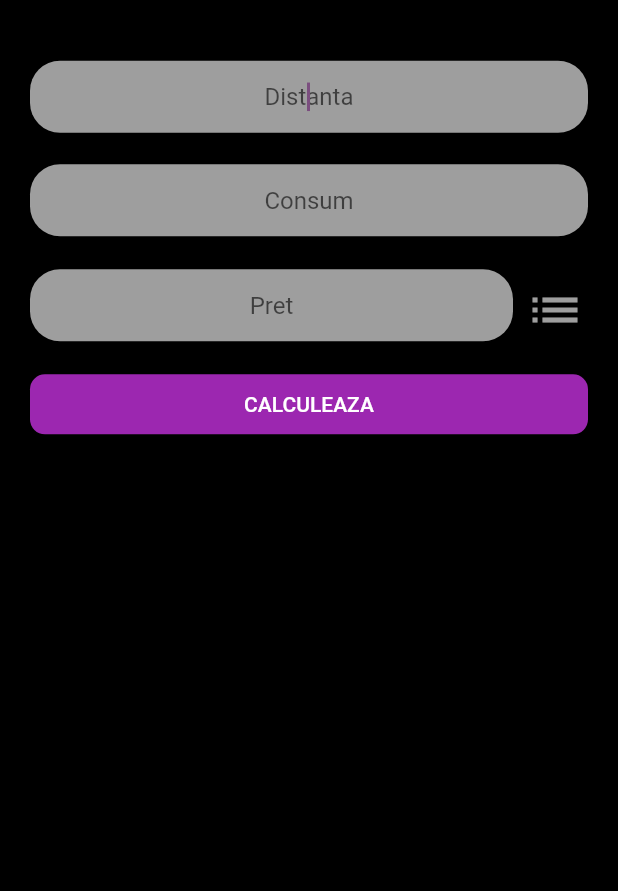
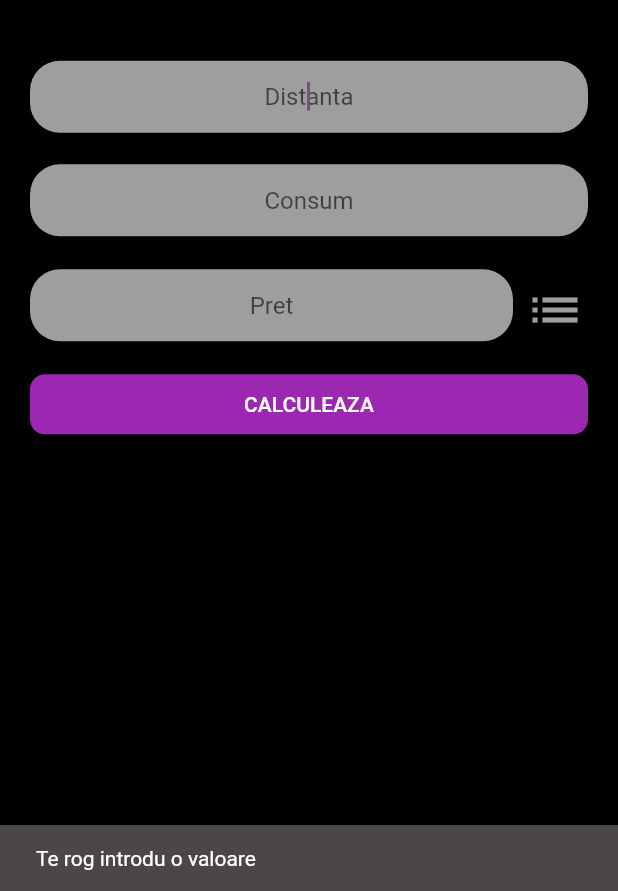
Before and after one commit to denosg/calculator_consum_flutter, a Flutter app: the screen it shows after launch, after a tap on "CALCULEAZA", on a phone screen of 412 x 824 dp, the part 345-1236 px from its top. Run offline on Flutter 3.47's test engine with Material 2 defaults, Android fonts, the phone set to English and light mode, and no system bars.

Commit message:
Error handling

```diff
--- a/lib/app_home.dart
+++ b/lib/app_home.dart
@@ -1,22 +1,8 @@
 import 'package:flutter/material.dart';
 
+import './widgets/data_form.dart';
+
 class AppHome extends StatelessWidget {
-  final _formKey = GlobalKey<FormState>();
-
-  var _values = <String, dynamic>{
-    'distanta': '',
-    'consum': '',
-    'pret': '',
-  };
-
-  void _saveForm() {
-    final isValid = _formKey.currentState?.validate();
-    if (isValid == false || isValid == null) {
-      return;
-    }
-    _formKey.currentState?.save();
-  }
-
   @override
   Widget build(BuildContext context) {
     return Scaffold(
@@ -44,134 +30,8 @@ class AppHome extends StatelessWidget {
             height: 310,
             // color: Colors.red,
             padding: const EdgeInsets.all(20),
-            child: Form(
-              key: _formKey,
-              child: Column(
-                mainAxisAlignment: MainAxisAlignment.spaceAround,
-                children: [
-                  Container(
-                    decoration: BoxDecoration(
-                        color: Colors.grey,
-                        borderRadius: BorderRadius.circular(20)),
-                    child: TextFormField(
-                      textAlign: TextAlign.center,
-                      keyboardType: TextInputType.number,
-                      autocorrect: false,
-                      textInputAction: TextInputAction.next,
-                      autofocus: true,
-                      decoration: const InputDecoration(
-                        hintText: 'Distanta',
-                        border: InputBorder.none,
-                      ),
-                      onSaved: (distanta) {
-                        if (distanta != null) {
-                          _values['distanta'] = distanta;
-                        }
-                      },
-                      validator: (value) {
-                        if (value == null) {
-                          return 'Te rog introdu o valoare';
-                        }
-                        return null;
-                      },
-                    ),
-                  ),
-                  Container(
-                    decoration: BoxDecoration(
-                        color: Colors.grey,
-                        borderRadius: BorderRadius.circular(20)),
-                    child: TextFormField(
-                      textAlign: TextAlign.center,
-                      keyboardType: TextInputType.number,
-                      autocorrect: false,
-                      textInputAction: TextInputAction.next,
-                      autofocus: true,
-                      decoration: const InputDecoration(
-                          hintText: 'Consum',
-                          border: InputBorder.none,
-                          hintStyle: TextStyle()),
-                      onSaved: (consum) {
-                        if (consum != null) {
-                          _values['consum'] = consum;
-                        }
-                      },
-                      validator: (value) {
-                        if (value == null) {
-                          return 'Te rog introdu o valoare';
-                        }
-                        return null;
-                      },
-                    ),
-                  ),
-                  Container(
-                    // color: Colors.amber,
-                    child: Row(
-                      children: [
-                        Expanded(
-                          child: Container(
-                            decoration: BoxDecoration(
-                                color: Colors.grey,
-                                borderRadius: BorderRadius.circular(20)),
-                            child: TextFormField(
-                              textAlign: TextAlign.center,
-                              keyboardType: TextInputType.number,
-                              autocorrect: false,
-                              textInputAction: TextInputAction.next,
-                              autofocus: true,
-                              decoration: const InputDecoration(
-                                  hintText: 'Pret',
-                                  border: InputBorder.none,
-                                  hintStyle: TextStyle()),
-                              onSaved: (pret) {
-                                if (pret != null) {
-                                  _values['pret'] = pret;
-                                }
-                              },
-                              validator: (value) {
-                                if (value == null) {
-                                  return 'Te rog introdu o valoare';
-                                }
-                                return null;
-                              },
-                            ),
-                          ),
-                        ),
-                        Container(
-                          height: 50,
-                          width: 50,
-                          // color: Colors.green,
-                          child: IconButton(
-                            onPressed: () {},
-                            icon: const Icon(
-                              Icons.list,
-                              color: Colors.grey,
-                              size: 40,
-                            ),
-                          ),
-                        )
-                      ],
-                    ),
-                  ),
-                  Container(
-                    height: 40,
-                    width: double.infinity,
-                    child: ElevatedButton(
-                      onPressed: () {},
-                      style: ElevatedButton.styleFrom(
-                        backgroundColor: Colors.purple,
-                        shape: RoundedRectangleBorder(
-                            borderRadius: BorderRadius.circular(10)),
-                      ),
-                      child: const Text(
-                        'CALCULEAZA',
-                        style: TextStyle(color: Colors.white),
-                      ),
-                    ),
-                  )
-                ],
-              ),
-            ),
-          )
+            child: DataForm(),
+          ),
         ]),
       ),
     );
--- a/lib/main.dart
+++ b/lib/main.dart
@@ -1,6 +1,8 @@
+import 'package:calculator_consum/providers/data_provider.dart';
 import 'package:flutter/material.dart';
 
 import './app_home.dart';
+import 'package:provider/provider.dart';
 
 void main() {
   runApp(const MainApp());
@@ -11,7 +13,9 @@ class MainApp extends StatelessWidget {
 
   @override
   Widget build(BuildContext context) {
-    return MaterialApp(
+    return ChangeNotifierProvider(
+      create: (context) => DataProvider(),
+      child: MaterialApp(
         theme: ThemeData(
             textTheme:
                 const TextTheme(bodyMedium: TextStyle(color: Colors.white)),
@@ -20,6 +24,7 @@ class MainApp extends StatelessWidget {
               secondary: Colors.white,
             )),
         home: AppHome(),
+      ),
     );
   }
 }
--- /dev/null
+++ b/lib/widgets/data_form.dart
@@ -0,0 +1,161 @@
+import 'package:calculator_consum/providers/data_provider.dart';
+import 'package:flutter/material.dart';
+import 'package:provider/provider.dart';
+
+class DataForm extends StatelessWidget {
+  final _formKey = GlobalKey<FormState>();
+
+  int? temp;
+
+  void _saveForm() {
+    final isValid = _formKey.currentState?.validate();
+    if (isValid == null || isValid == false) {
+      return;
+    }
+    _formKey.currentState!.save();
+    print(temp);
+  }
+
+  void _showSnackbar(BuildContext context) {
+    ScaffoldMessenger.of(context).hideCurrentSnackBar();
+    ScaffoldMessenger.of(context).showSnackBar(const SnackBar(
+      content: Text('Te rog introdu o valoare'),
+      duration: Duration(seconds: 2),
+    ));
+  }
+
+  @override
+  Widget build(BuildContext context) {
+    return Consumer<DataProvider>(
+      builder: (context, dataValues, _) => Form(
+        key: _formKey,
+        child: Column(
+          mainAxisAlignment: MainAxisAlignment.spaceAround,
+          children: [
+            Container(
+              decoration: BoxDecoration(
+                  color: Colors.grey, borderRadius: BorderRadius.circular(20)),
+              child: TextFormField(
+                textAlign: TextAlign.center,
+                keyboardType: TextInputType.number,
+                autocorrect: false,
+                textInputAction: TextInputAction.next,
+                autofocus: true,
+                decoration: const InputDecoration(
+                  hintText: 'Distanta',
+                  border: InputBorder.none,
+                ),
+                onSaved: (distanta) {
+                  if (distanta != null) {
+                    dataValues.setDistanta(int.parse(distanta));
+                    temp = dataValues.distanta;
+                  }
+                },
+                validator: (value) {
+                  if (value == null || value == '') {
+                    _showSnackbar(context);
+                    return;
+                  }
+                  return null;
+                },
+              ),
+            ),
+            Container(
+              decoration: BoxDecoration(
+                  color: Colors.grey, borderRadius: BorderRadius.circular(20)),
+              child: TextFormField(
+                textAlign: TextAlign.center,
+                keyboardType: TextInputType.number,
+                autocorrect: false,
+                textInputAction: TextInputAction.next,
+                autofocus: true,
+                decoration: const InputDecoration(
+                    hintText: 'Consum',
+                    border: InputBorder.none,
+                    hintStyle: TextStyle()),
+                onSaved: (consum) {
+                  if (consum != null) {
+                    dataValues.setConsum(int.parse(consum));
+                  }
+                },
+                validator: (value) {
+                  if (value == null || value == '') {
+                    _showSnackbar(context);
+                    return;
+                  }
+                  return null;
+                },
+              ),
+            ),
+            Container(
+              // color: Colors.amber,
+              child: Row(
+                children: [
+                  Expanded(
+                    child: Container(
+                      decoration: BoxDecoration(
+                          color: Colors.grey,
+                          borderRadius: BorderRadius.circular(20)),
+                      child: TextFormField(
+                        textAlign: TextAlign.center,
+                        keyboardType: TextInputType.number,
+                        autocorrect: false,
+                        textInputAction: TextInputAction.next,
+                        autofocus: true,
+                        decoration: const InputDecoration(
+                            hintText: 'Pret',
+                            border: InputBorder.none,
+                            hintStyle: TextStyle()),
+                        onSaved: (pret) {
+                          if (pret != null) {
+                            dataValues.setPret(int.parse(pret));
+                          }
+                        },
+                        validator: (value) {
+                          if (value == null || value == '') {
+                            _showSnackbar(context);
+                            return;
+                          }
+                          return null;
+                        },
+                      ),
+                    ),
+                  ),
+                  Container(
+                    height: 50,
+                    width: 50,
+                    // color: Colors.green,
+                    child: IconButton(
+                      onPressed: () {},
+                      icon: const Icon(
+                        Icons.list,
+                        color: Colors.grey,
+                        size: 40,
+                      ),
+                    ),
+                  )
+                ],
+              ),
+            ),
+            Container(
+              height: 40,
+              width: double.infinity,
+              child: ElevatedButton(
+                onPressed: _saveForm,
+                style: ElevatedButton.styleFrom(
+                  backgroundColor: Colors.purple,
+                  shape: RoundedRectangleBorder(
+                      borderRadius: BorderRadius.circular(10)),
+                ),
+                child: const Text(
+                  'CALCULEAZA',
+                  style: TextStyle(color: Colors.white),
+                ),
+              ),
+            )
+          ],
+        ),
+      ),
+    );
+  }
+}
--- a/pubspec.yaml
+++ b/pubspec.yaml
@@ -35,6 +35,9 @@ dependencies:
   # The following adds the Cupertino Icons font to your application.
   # Use with the CupertinoIcons class for iOS style icons.
   cupertino_icons: ^1.0.2
+  http: ^0.13.5
+  html: ^0.15.2
+  provider: ^6.0.5
 
 dev_dependencies:
   flutter_test:
```
Also changed, not shown: lib/providers/data_provider.dart (added, +34 -0 lines), pubspec.lock. Lines whose indentation alone changed are shown as unchanged.
